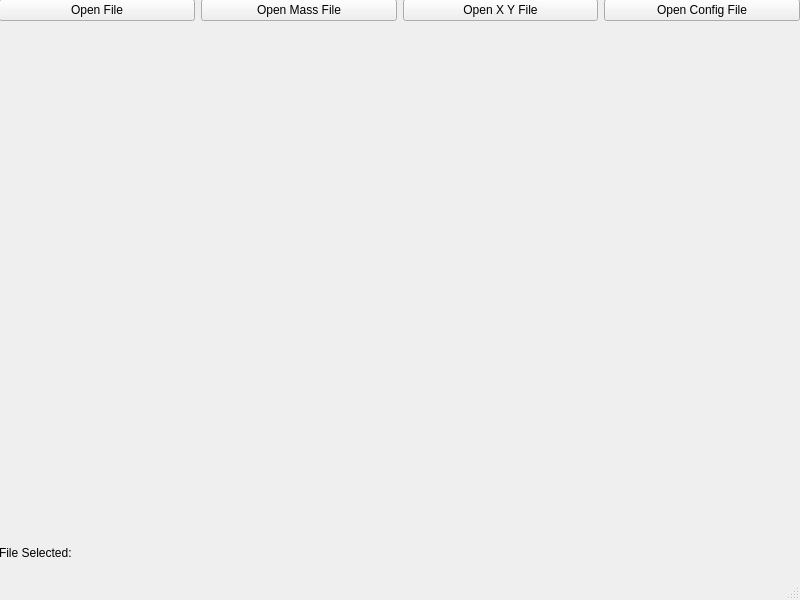
abdullahsumbal/data-analysis, file karlie/view/app.ui: the form before one commit.
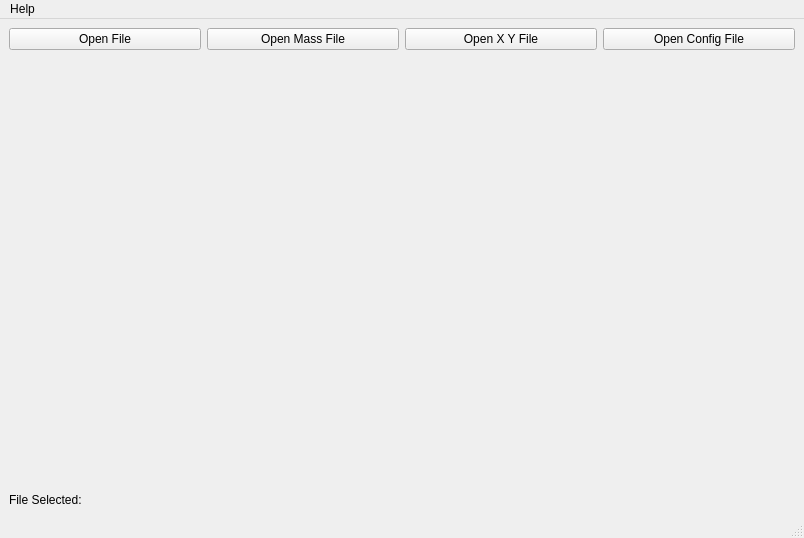
The form after the commit.

Commit message: got the responsiveness going

The edit to the form file:
```diff
--- a/karlie/view/app.ui
+++ b/karlie/view/app.ui
@@ -9,31 +9,24 @@
    <rect>
     <x>0</x>
     <y>0</y>
-    <width>800</width>
-    <height>600</height>
+    <width>804</width>
+    <height>538</height>
    </rect>
   </property>
   <property name="windowTitle">
    <string>Karlie's Application</string>
   </property>
   <widget class="QWidget" name="centralwidget">
-   <widget class="QWidget" name="gridLayoutWidget">
-    <property name="geometry">
-     <rect>
-      <x>-1</x>
-      <y>-1</y>
-      <width>801</width>
-      <height>561</height>
-     </rect>
-    </property>
-    <layout class="QGridLayout" name="gridLayout">
+   <layout class="QVBoxLayout" name="verticalLayout">
+    <item>
+     <layout class="QGridLayout" name="gridLayout" rowstretch="1,2,0">
      <property name="sizeConstraint">
       <enum>QLayout::SetNoConstraint</enum>
      </property>
-     <item row="0" column="3">
-      <widget class="QPushButton" name="pushButton_4">
+      <item row="2" column="0" colspan="4">
+       <widget class="QLabel" name="label">
        <property name="text">
-        <string>Open Config File</string>
+         <string>File Selected:</string>
        </property>
       </widget>
      </item>
@@ -44,20 +37,10 @@
        </property>
       </widget>
      </item>
-     <item row="0" column="2">
-      <widget class="QPushButton" name="pushButton_3">
+      <item row="0" column="3">
+       <widget class="QPushButton" name="pushButton_4">
        <property name="text">
-        <string>Open X Y File</string>
-       </property>
-      </widget>
-     </item>
-     <item row="0" column="0">
-      <widget class="QPushButton" name="medusa_file_button">
-       <property name="autoFillBackground">
-        <bool>false</bool>
-       </property>
-       <property name="text">
-        <string>Open File</string>
+         <string>Open Config File</string>
        </property>
       </widget>
      </item>
@@ -74,25 +57,45 @@
        </property>
       </spacer>
      </item>
-     <item row="2" column="0" colspan="4">
-      <widget class="QLabel" name="label">
+      <item row="0" column="0">
+       <widget class="QPushButton" name="medusa_file_button">
+        <property name="autoFillBackground">
+         <bool>false</bool>
+        </property>
        <property name="text">
-        <string>File Selected:</string>
+         <string>Open File</string>
        </property>
       </widget>
      </item>
-    </layout>
-   </widget>
+      <item row="0" column="2">
+       <widget class="QPushButton" name="pushButton_3">
+        <property name="text">
+         <string>Open X Y File</string>
+        </property>
+       </widget>
+      </item>
+     </layout>
+    </item>
+   </layout>
   </widget>
   <widget class="QMenuBar" name="menubar">
    <property name="geometry">
     <rect>
      <x>0</x>
      <y>0</y>
-     <width>800</width>
+     <width>804</width>
      <height>20</height>
     </rect>
    </property>
+   <widget class="QMenu" name="menuwhats_here">
+    <property name="title">
+     <string>Help</string>
+    </property>
+    <addaction name="actionAbout_application"/>
+    <addaction name="separator"/>
+    <addaction name="actionGitHub"/>
+   </widget>
+   <addaction name="menuwhats_here"/>
   </widget>
   <widget class="QStatusBar" name="statusbar"/>
  </widget>
```
Left out of the diff: 10 changed lines with no effect on the pictures. Lines whose indentation alone changed are shown as unchanged. The commit also changes 2 other files.
